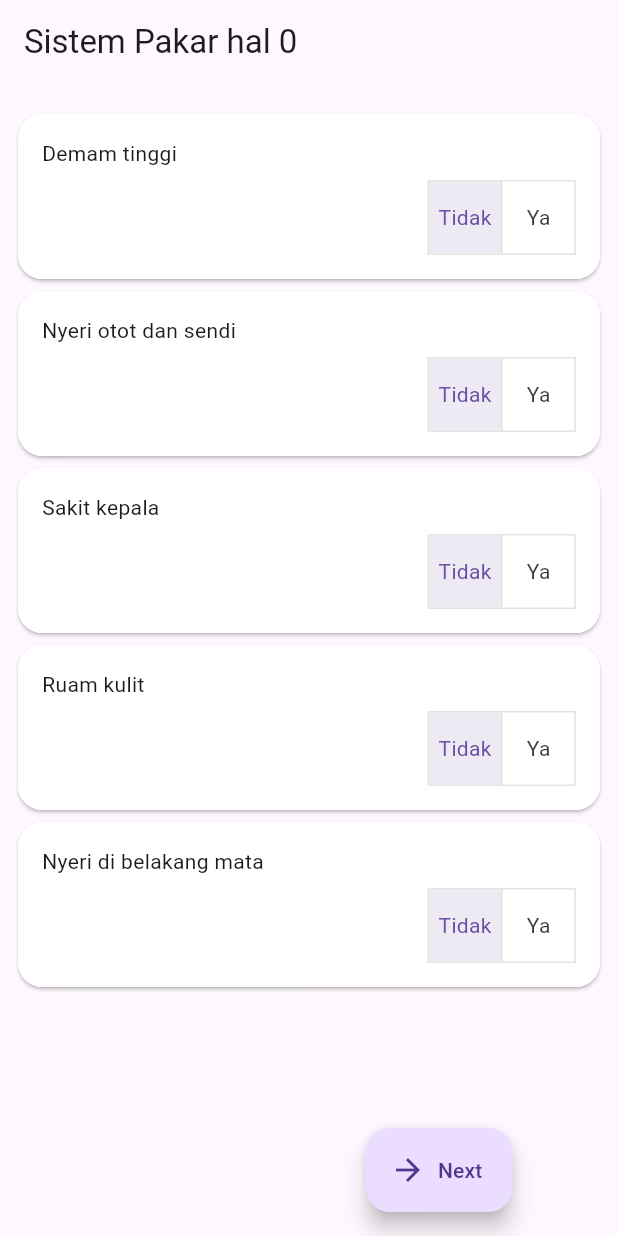
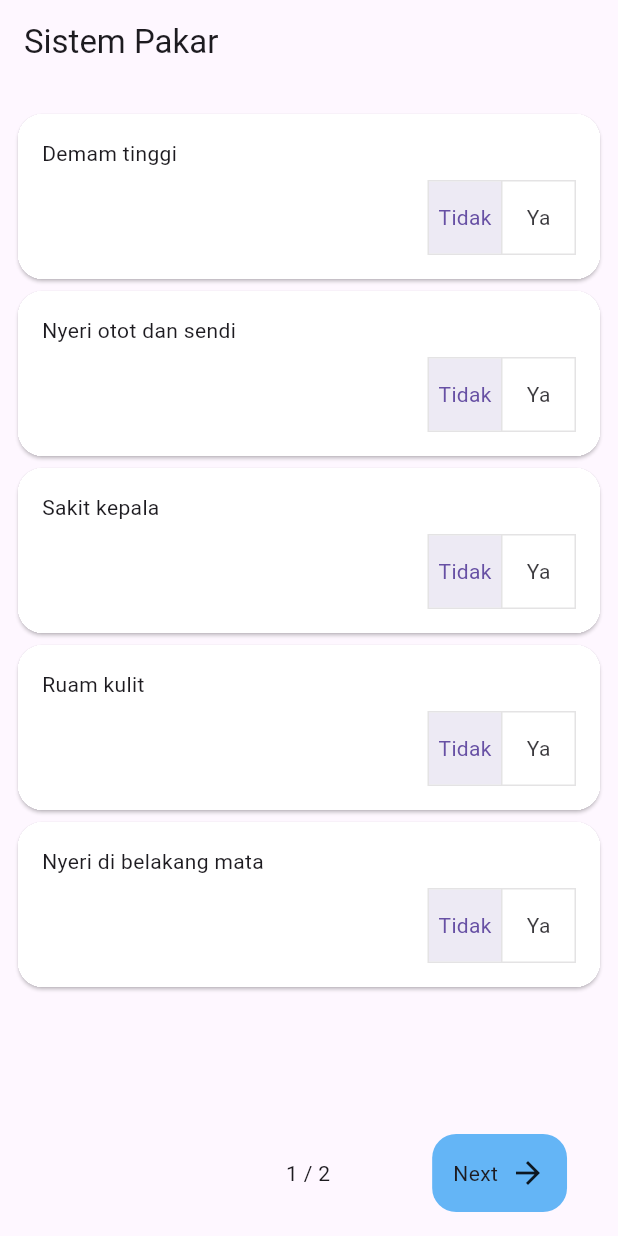
Before and after one commit to Efrosine/sistem_pakar_db, a Flutter app: the screen it shows after launch, on a phone screen of 412 x 824 dp. Run offline on Flutter 3.47's test engine with Material 3 defaults, Android fonts, the phone set to English and light mode, and no system bars; our stand-ins replace gap.

Commit message:
optimize code

```diff
--- /dev/null
+++ b/lib/helper/float_button.dart
@@ -0,0 +1,43 @@
+import 'package:flutter/material.dart';
+import 'package:gap/gap.dart';
+
+class FloatButton extends StatelessWidget {
+  const FloatButton(
+      {super.key,
+      this.rightPostIcon = false,
+      required this.label,
+      required this.icon,
+      this.onPressed});
+
+  final void Function()? onPressed;
+  final IconData icon;
+  final String label;
+  final bool rightPostIcon;
+
+  @override
+  Widget build(BuildContext context) {
+    return GestureDetector(
+      onTap: onPressed,
+      child: Container(
+          decoration: BoxDecoration(
+            color: Colors.blue[300],
+            borderRadius: BorderRadius.circular(16),
+          ),
+          padding: const EdgeInsets.all(14),
+          child: Row(
+            mainAxisSize: MainAxisSize.min,
+            children: [
+              if (rightPostIcon) ...[
+                Text(label),
+                const Gap(8),
+              ],
+              Icon(icon),
+              if (!rightPostIcon) ...[
+                const Gap(8),
+                Text(label),
+              ],
+            ],
+          )),
+    );
+  }
+}
--- /dev/null
+++ b/lib/helper/matching_bits.dart
@@ -0,0 +1,50 @@
+import 'package:sistem_pakar_db/model/gejala.dart';
+import 'package:sistem_pakar_db/model/penyakit.dart';
+
+class MatchingBits {
+  String get result {
+    int count = getMaxMachingBit().length;
+    if (count > 0) {
+      if (count == 1) {
+        return 'Penyakit yang mungkin terjadi adalah ${getMaxMachingBit()[0].nama}';
+      } else {
+        return 'Salah satu penyakit yang mungkin terjadi adalah ${arrToString(getMaxMachingBit())}';
+      }
+    }
+    return 'Tidak ditemukan';
+  }
+
+  int machingBit(String a, String b) {
+    int count = 0;
+    for (int i = 0; i < a.length; i++) {
+      if (a[i].compareTo(b[i]) == 0) {
+        count++;
+      }
+    }
+    return count;
+  }
+
+  List<Penyakit> getMaxMachingBit() {
+    List<Penyakit> penyakit = [];
+    int max = 0;
+    for (int i = 0; i < Penyakit.listPenyakit.length; i++) {
+      int count = machingBit(Penyakit.listPenyakit[i].binary, Gejala.binary);
+      if (count > max) {
+        max = count;
+        penyakit.clear();
+        penyakit.add(Penyakit.listPenyakit[i]);
+      } else if (count == max) {
+        penyakit.add(Penyakit.listPenyakit[i]);
+      }
+    }
+    return penyakit;
+  }
+
+  String arrToString(List<Penyakit> penyakit) {
+    String result = '';
+    for (int i = 0; i < penyakit.length; i++) {
+      result += '${penyakit[i].nama}, ';
+    }
+    return result;
+  }
+}
--- a/lib/main.dart
+++ b/lib/main.dart
@@ -10,8 +10,12 @@ class MainApp extends StatelessWidget {
 
   @override
   Widget build(BuildContext context) {
-    return const MaterialApp(
-      home: MainPage(),
+    return MaterialApp(
+      home: const MainPage(),
+      debugShowCheckedModeBanner: false,
+      builder: (context, child) => MediaQuery(
+          data: MediaQuery.of(context).copyWith(textScaler: TextScaler.noScaling),
+          child: child!),
     );
   }
 }
--- a/lib/main_page.dart
+++ b/lib/main_page.dart
@@ -1,9 +1,8 @@
 import 'package:flutter/material.dart';
-import 'package:flutter/widgets.dart';
 import 'package:sistem_pakar_db/model/gejala.dart';
-import 'package:sistem_pakar_db/model/penyakit.dart';
-
+import 'helper/matching_bits.dart';
 import 'pages.dart';
+import 'helper/float_button.dart';
 
 class MainPage extends StatefulWidget {
   const MainPage({super.key});
@@ -13,21 +12,14 @@ class MainPage extends StatefulWidget {
 }
 
 class _MainPageState extends State<MainPage> {
-  PageController pc = PageController();
+  final PageController pc = PageController();
 
   int num = 0;
-
-  int sumPage() {
-    if (Gejala.listGejala.length % 5 == 0) {
-      return Gejala.listGejala.length ~/ 5;
-    } else {
-      return (Gejala.listGejala.length ~/ 5) + 1;
-    }
-  }
+  late List<Widget> pages;
 
   @override
-  Widget build(BuildContext context) {
-    List<Widget> pages = List.generate(sumPage(), (index) {
+  void initState() {
+    pages = List.generate(sumPage(), (index) {
       int arrLength() {
         if (index == sumPage() - 1) {
           return Gejala.listGejala.length % 5;
@@ -38,32 +30,66 @@ class _MainPageState extends State<MainPage> {
 
       return Pages(startIndex: index * 5, arrLength: arrLength());
     });
+    super.initState();
+  }
 
+  int sumPage() {
+    if (Gejala.listGejala.length % 5 == 0) {
+      return Gejala.listGejala.length ~/ 5;
+    } else {
+      return (Gejala.listGejala.length ~/ 5) + 1;
+    }
+  }
+
+  Future<dynamic> showResult(BuildContext context) {
+    return showDialog(
+      context: context,
+      builder: (context) {
+        return AlertDialog(
+          title: const Text('Hasil'),
+          content: Text(MatchingBits().result),
+          actions: [
+            TextButton(
+              onPressed: () {
+                Gejala.reset();
+                pc.jumpToPage(0);
+                Navigator.pop(context);
+              },
+              child: const Text('OK'),
+            ),
+          ],
+        );
+      },
+    );
+  }
+
+  @override
+  Widget build(BuildContext context) {
     return Scaffold(
       appBar: AppBar(
-        title: Text('Sistem Pakar hal $num'),
+        title: const Text('Sistem Pakar'),
       ),
+      floatingActionButtonLocation: FloatingActionButtonLocation.centerFloat,
       floatingActionButton: Row(
         mainAxisAlignment: MainAxisAlignment.spaceAround,
         children: [
           Opacity(
             opacity: num > 0 ? 1 : 0,
-            child: FloatingActionButton.extended(
+            child: FloatButton(
               onPressed: () {
                 if (num > 0) {
                   pc.previousPage(
                     duration: const Duration(milliseconds: 500),
                     curve: Curves.linear,
                   );
-                } else {
-                  print('starting');
                 }
               },
-              icon: const Icon(Icons.arrow_back),
-              label: const Text('Prev'),
+              label: 'Prev',
+              icon: Icons.arrow_back,
             ),
           ),
-          FloatingActionButton.extended(
+          Text('${num + 1} / ${sumPage()}'),
+          FloatButton(
             onPressed: () {
               if (num < sumPage() - 1) {
                 pc.nextPage(
@@ -71,31 +97,12 @@ class _MainPageState extends State<MainPage> {
                   curve: Curves.linear,
                 );
               } else {
-                showDialog(
-                  context: context,
-                  builder: (context) {
-                    return AlertDialog(
-                      title: const Text('Hasil'),
-                      content: Text(MatchingBits().result),
-                      actions: [
-                        TextButton(
-                          onPressed: () {
-                            Gejala.reset();
-                            pc.jumpToPage(0);
-                            Navigator.pop(context);
-                          },
-                          child: const Text('OK'),
-                        ),
-                      ],
-                    );
-                  },
-                );
+                showResult(context);
               }
             },
-            icon: num < sumPage() - 1
-                ? const Icon(Icons.arrow_forward)
-                : const Icon(Icons.done),
-            label: num < sumPage() - 1 ? const Text('Next') : const Text('Done'),
+            label: num < sumPage() - 1 ? 'Next' : 'Done',
+            icon: num < sumPage() - 1 ? Icons.arrow_forward : Icons.done,
+            rightPostIcon: true,
           ),
         ],
       ),
@@ -104,7 +111,6 @@ class _MainPageState extends State<MainPage> {
         physics: const NeverScrollableScrollPhysics(),
         onPageChanged: (int index) {
           setState(() {
-            // print('page: $index');
             num = index;
           });
         },
--- a/lib/model/gejala.dart
+++ b/lib/model/gejala.dart
@@ -1,7 +1,4 @@
 class Gejala {
-  final String nama;
-  bool isSelected;
-
   Gejala({required this.nama, this.isSelected = false});
 
   static List<Gejala> listGejala = [
@@ -16,11 +13,9 @@ class Gejala {
     Gejala(nama: 'Pembengkakan kelenjar getah bening'), //9
   ];
 
-  static reset() {
-    for (int i = 0; i < listGejala.length; i++) {
-      listGejala[i].isSelected = false;
-    }
-  }
+  final String nama;
+
+  bool isSelected;
 
   static String get binary {
     String result = '';
@@ -29,4 +24,10 @@ class Gejala {
     }
     return result;
   }
+
+  static reset() {
+    for (int i = 0; i < listGejala.length; i++) {
+      listGejala[i].isSelected = false;
+    }
+  }
 }
--- a/lib/model/penyakit.dart
+++ b/lib/model/penyakit.dart
@@ -1,9 +1,4 @@
-import 'package:sistem_pakar_db/model/gejala.dart';
-
 class Penyakit {
-  final String binary;
-  final String nama;
-
   Penyakit({required this.binary, required this.nama});
 
   static List<Penyakit> listPenyakit = [
@@ -24,52 +19,7 @@ class Penyakit {
       nama: 'Virus Ebola',
     ),
   ];
+
+  final String binary;
+  final String nama;
 }
-
-class MatchingBits {
-  String get result {
-    int count = getMaxMachingBit().length;
-    if (count > 0) {
-      if (count == 1) {
-        return 'Penyakit yang mungkin terjadi adalah ${getMaxMachingBit()[0].nama}';
-      } else {
-        return 'Salah satu penyakit yang mungkin terjadi adalah ${arrToString(getMaxMachingBit())}';
-      }
-    }
-    return 'Tidak ditemukan';
-  }
-
-  int machingBit(String a, String b) {
-    int count = 0;
-    for (int i = 0; i < a.length; i++) {
-      if (a[i].compareTo(b[i]) == 0) {
-        count++;
-      }
-    }
-    return count;
-  }
-
-  List<Penyakit> getMaxMachingBit() {
-    List<Penyakit> penyakit = [];
-    int max = 0;
-    for (int i = 0; i < Penyakit.listPenyakit.length; i++) {
-      int count = machingBit(Penyakit.listPenyakit[i].binary, Gejala.binary);
-      if (count > max) {
-        max = count;
-        penyakit.clear();
-        penyakit.add(Penyakit.listPenyakit[i]);
-      } else if (count == max) {
-        penyakit.add(Penyakit.listPenyakit[i]);
-      }
-    }
-    return penyakit;
-  }
-
-  String arrToString(List<Penyakit> penyakit) {
-    String result = '';
-    for (int i = 0; i < penyakit.length; i++) {
-      result += '${penyakit[i].nama}, ';
-    }
-    return result;
-  }
-}
--- a/lib/pages.dart
+++ b/lib/pages.dart
@@ -1,19 +1,22 @@
 import 'package:flutter/material.dart';
-import 'package:flutter/widgets.dart';
 import 'package:gap/gap.dart';
 import 'package:sistem_pakar_db/model/gejala.dart';
 
 class Pages extends StatefulWidget {
   const Pages({super.key, required this.startIndex, required this.arrLength});
+
+  final int arrLength;
   final int startIndex;
-  final int arrLength;
+
   @override
   State<Pages> createState() => _PagesState();
 }
 
 class _PagesState extends State<Pages> {
   final List<Widget> option = const [Text('Tidak'), Text('Ya')];
+
   late List<List<bool>> isSelected;
+
   @override
   void initState() {
     isSelected = List.generate(
@@ -48,7 +51,7 @@ class _PagesState extends State<Pages> {
                 crossAxisAlignment: CrossAxisAlignment.start,
                 children: [
                   Text(Gejala.listGejala[index + widget.startIndex].nama),
-                  Gap(8),
+                  const Gap(8),
                   Align(
                     alignment: Alignment.centerRight,
                     child: ToggleButtons(
@@ -60,7 +63,6 @@ class _PagesState extends State<Pages> {
                           for (int i = 0; i < isSelected[index].length; i++) {
                             isSelected[index][i] = i == newIndex;
                           }
-                          print(Gejala.binary);
                         });
                       },
                       children: option,
```
